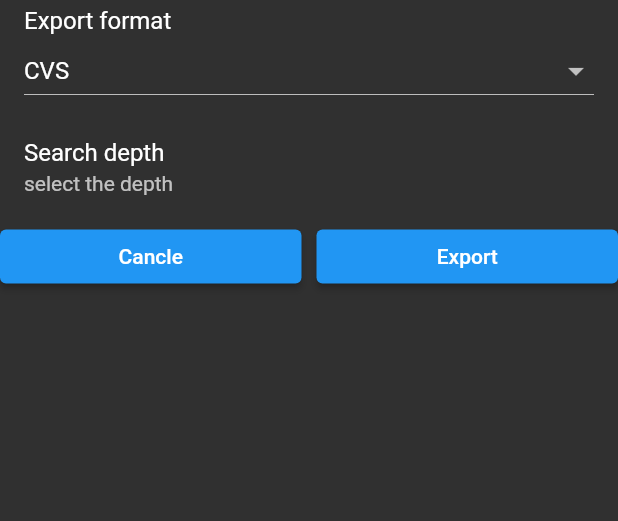
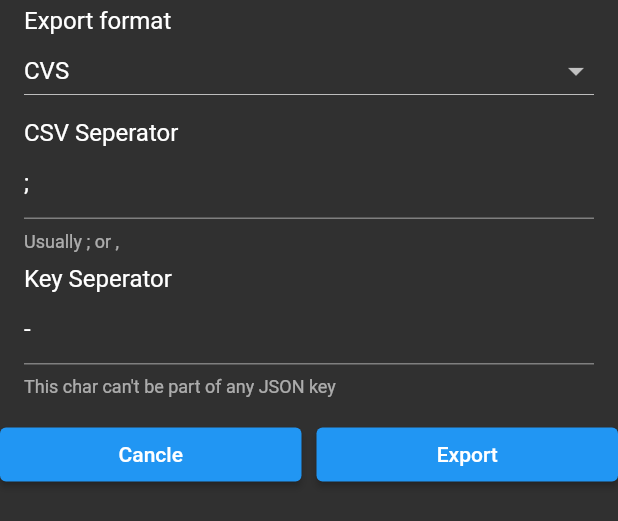
Before and after one commit to Dev-Owl/JsonBuddy, a Flutter app: the ExportDialog widget shown alone on an empty page, opened directly with empty values, on a phone screen of 412 x 824 dp. Shown: the top 521 px of the screen. Run offline on Flutter 3.47's test engine with Material 2 defaults, Android fonts, the light colour scheme and no system bars; our stand-ins replace file_picker, flutter_highlight, shared_preferences; missing offline and left inert: desktop_drop, highlight, json_path, linked_scroll_controller, pulse_widget, shared_preferences_web; accounts and stored records are empty; statements that could not run were skipped.

Commit message:
CSV settings for export

```diff
--- a/lib/main_screen.dart
+++ b/lib/main_screen.dart
@@ -437,7 +437,7 @@ class _MainScreenState extends State<MainScreen> {
             Translation.getText('export_title'),
           ),
           content: SizedBox(
-            height: 200,
+            height: 325,
             width: 325,
             child: ExportDialog(
               currentParsedModel,
--- a/lib/widgets/export_dialog.dart
+++ b/lib/widgets/export_dialog.dart
@@ -17,7 +17,11 @@ class ExportDialog extends StatefulWidget {
 
 class _ExportDialogState extends State<ExportDialog> {
   late ExportFormat selectedExport;
-
+  final seperatorTextController = TextEditingController(text: ";");
+  final keySeperatorTextController = TextEditingController(text: "-");
+  final formKey = GlobalKey<FormState>();
+  var pathSegmentSign = "-";
+  var csvSeperator = ";";
   @override
   void initState() {
     selectedExport = ExportFormat.cvs;
@@ -26,7 +30,9 @@ class _ExportDialogState extends State<ExportDialog> {
 
   @override
   Widget build(BuildContext context) {
-    return ListView(
+    return Form(
+      key: formKey,
+      child: ListView(
         children: [
           ListTile(
             title: const Text('Export format'),
@@ -50,9 +56,42 @@ class _ExportDialogState extends State<ExportDialog> {
               isExpanded: true,
             ),
           ),
-        const ListTile(
-          title: Text('Search depth'),
-          subtitle: Text('select the depth'),
+          ListTile(
+            title: const Text('CSV Seperator'),
+            subtitle: TextFormField(
+              enabled: selectedExport == ExportFormat.cvs,
+              controller: seperatorTextController,
+              decoration: const InputDecoration(
+                helperText: 'Usually ; or ,',
+              ),
+              validator: (value) {
+                if (value == null || value.isEmpty || value.length > 1) {
+                  return "A single char is required";
+                }
+                return null;
+              },
+            ),
+          ),
+          ListTile(
+            title: const Text('Key Seperator'),
+            subtitle: TextFormField(
+              enabled: selectedExport == ExportFormat.cvs,
+              controller: keySeperatorTextController,
+              decoration: const InputDecoration(
+                helperText: "This char can't be part of any JSON key",
+              ),
+              validator: (value) {
+                if (value == null || value.isEmpty || value.length > 1) {
+                  return "A single char is required";
+                }
+                return null;
+              },
+            ),
+          ),
+          const Padding(
+            padding: EdgeInsets.only(
+              top: 10,
+            ),
           ),
           Row(
             mainAxisAlignment: MainAxisAlignment.center,
@@ -70,19 +109,24 @@ class _ExportDialogState extends State<ExportDialog> {
                 child: ElevatedButton(
                   child: const Text('Export'),
                   onPressed: () {
-                  //Navigator.of(context).pop();
+                    if (formKey.currentState!.validate()) {
                       _runExport();
+                    }
                   },
                 ),
               ),
             ],
           )
         ],
+      ),
     );
   }
 
   Future _runExport() async {
     if (selectedExport == ExportFormat.cvs) {
+      pathSegmentSign = keySeperatorTextController.text;
+      pathSegmentSign = keySeperatorTextController.text;
+      try {
         finalCSVKeys.clear();
         List<String> paths = [];
         if (widget.currentModel is Map<String, dynamic>) {
@@ -117,6 +161,15 @@ class _ExportDialogState extends State<ExportDialog> {
             "\n" +
             buffer.toString());
         Navigator.of(context).pop();
+      } catch (e) {
+        const snackBar = SnackBar(
+          content: Text(
+            'Unable to export, ensure that the Key Seperator is not used in any JSON key',
+          ),
+          backgroundColor: errorColor,
+        );
+        ScaffoldMessenger.of(context).showSnackBar(snackBar);
+      }
     }
   }
 
@@ -228,8 +281,6 @@ class _ExportDialogState extends State<ExportDialog> {
     return newKeys;
   }
 
-  final pathSegmentSign = "-";
-  final csvSeperator = ";";
   String _buildPath(List<String> segments) {
     return segments.join(pathSegmentSign);
   }
```
Also changed, not shown: 1 other file. Lines whose indentation alone changed are shown as unchanged.
